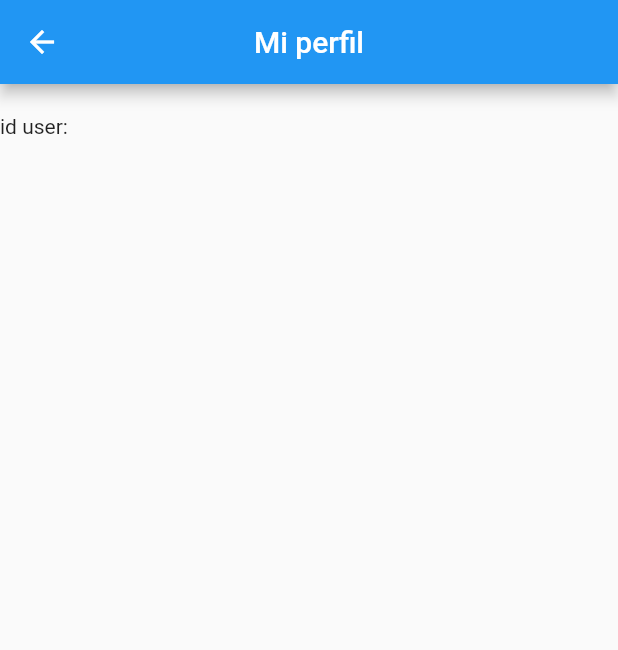
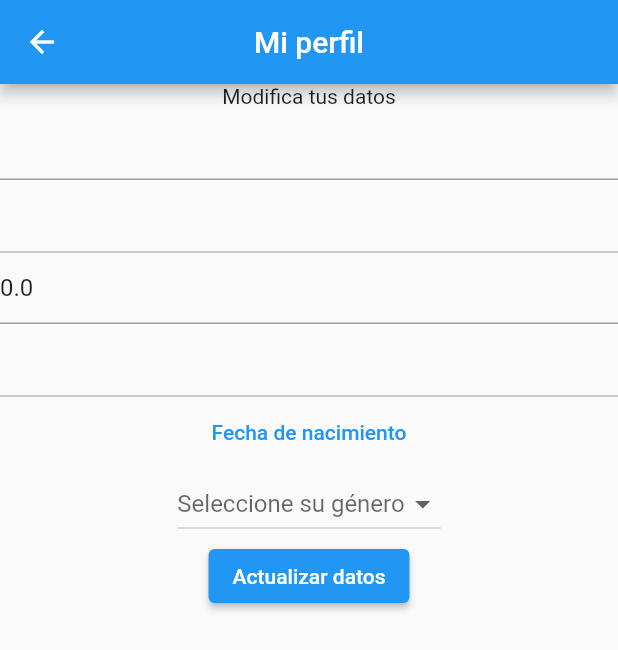
Before and after one commit to GabrielGomez9898/Tesis-2022-10, a Flutter app: the HomePage screen opened directly, after a tap on the "accessibility" icon, on a phone screen of 412 x 824 dp. Shown: the top 650 px of the screen. Run offline on Flutter 3.47's test engine with Material 2 defaults, Android fonts, the phone set to English and light mode, and no system bars; our stand-ins replace bloc, cloud_firestore, equatable, firebase_auth, firebase_core, flutter_bloc and 1 more; accounts and stored records are empty.

Commit message:
Update user info with BloC pattern

```diff
--- a/App/vision_civil/lib/src/blocs/user_bloc/userbloc_state.dart
+++ b/App/vision_civil/lib/src/blocs/user_bloc/userbloc_state.dart
@@ -2,7 +2,22 @@ part of 'user_bloc.dart';
 
 class UserblocState {
   String userID;
+  String userEmail;
+  String userName;
+  double userPhone;
+  String userGender;
+  String userBirthDate;
+  String userRole;
+
   bool loginAchieved;
 
-  UserblocState({required this.userID, required this.loginAchieved});
+  UserblocState(
+      {required this.userID,
+      required this.loginAchieved,
+      required this.userEmail,
+      required this.userName,
+      required this.userPhone,
+      required this.userGender,
+      required this.userBirthDate,
+      required this.userRole});
 }
--- a/App/vision_civil/lib/src/ui/home.dart
+++ b/App/vision_civil/lib/src/ui/home.dart
@@ -51,7 +51,19 @@ class HomeState extends State<HomePage> {
             return Text('id user: ' +
                 state.userID +
                 ' ' +
-                state.loginAchieved.toString());
+                state.loginAchieved.toString() +
+                ' ' +
+                state.userEmail +
+                ' ' +
+                state.userName +
+                ' ' +
+                state.userGender +
+                ' ' +
+                state.userBirthDate +
+                ' ' +
+                state.userPhone.toString() +
+                ' ' +
+                state.userRole);
           },
         ));
   }
--- a/App/vision_civil/lib/src/ui/profile.dart
+++ b/App/vision_civil/lib/src/ui/profile.dart
@@ -1,32 +1,15 @@
-import 'package:cloud_firestore/cloud_firestore.dart';
 import 'package:flutter/material.dart';
-import 'package:firebase_auth/firebase_auth.dart';
 import 'package:flutter_bloc/flutter_bloc.dart';
 import 'package:flutter_datetime_picker/flutter_datetime_picker.dart';
 import 'package:vision_civil/src/blocs/user_bloc/user_bloc.dart';
-import 'package:vision_civil/src/ui/home.dart';
 
 class Profile extends StatefulWidget {
-  //Profile({Key? key, required this.currentUser}) : super(key: key);
-  //final String currentUser;
-
   @override
   ProfileState createState() => ProfileState();
 }
 
 class ProfileState extends State<Profile> {
-  final auth = FirebaseAuth.instance;
-  CollectionReference users = FirebaseFirestore.instance.collection('users');
-  final Stream<QuerySnapshot> queryusers =
-      FirebaseFirestore.instance.collection("users").snapshots();
-
-  String _name = "",
-      _birthDate = "",
-      _gender = "",
-      _listView = "Seleccione su género",
-      _dateView = "Fecha de nacimiento",
-      _iduser = "";
-  double _phone = 0;
+  String _listView = "Seleccione su género", _dateView = "Fecha de nacimiento";
 
   var _genders = ["Masculino", "Femenino"];
 
@@ -34,17 +17,95 @@ class ProfileState extends State<Profile> {
   Widget build(BuildContext context) {
     return Scaffold(
       appBar: AppBar(centerTitle: true, title: Text("Mi perfil")),
-      body: Column(
-        children: [
-          BlocBuilder<UserBloc, UserblocState>(
-            builder: (context, state) {
-              return Container(
-                  height: 700,
-                  padding: const EdgeInsets.symmetric(vertical: 20),
-                  child: Text('id user: ' + state.userID));
-            },
-          ),
-        ],
+      body: BlocBuilder<UserBloc, UserblocState>(
+        builder: (context, state) {
+          String _name = state.userName,
+              _birthDate = state.userBirthDate,
+              _gender = state.userGender;
+          double _phone = state.userPhone;
+          return Scaffold(
+            body: Column(
+              children: [
+                Text("Modifica tus datos"),
+                TextFormField(
+                  initialValue: state.userName,
+                  onChanged: (value) {
+                    _name = value.trim();
+                  },
+                ),
+                TextFormField(
+                  enabled: false,
+                  keyboardType: TextInputType.emailAddress,
+                  decoration: InputDecoration(hintText: state.userEmail),
+                  onChanged: (value) {},
+                ),
+                TextFormField(
+                  initialValue: state.userPhone.toString(),
+                  keyboardType: TextInputType.phone,
+                  onChanged: (value) {
+                    _phone = double.parse(value.trim());
+                  },
+                ),
+                TextFormField(
+                  enabled: false,
+                  decoration: InputDecoration(hintText: state.userRole),
+                  onChanged: (value) {},
+                ),
+                TextButton(
+                    onPressed: () {
+                      DatePicker.showDatePicker(context,
+                          showTitleActions: true,
+                          minTime: DateTime(1930, 3, 5),
+                          maxTime: DateTime(2019, 6, 7),
+                          onChanged: (date) {}, onConfirm: (date) {
+                        _birthDate = date.toString();
+                        showDateAlertDialog(
+                            context, state.userBirthDate, _birthDate);
+                        /*setState(() {
+                          _dateView = date.toString();
+                          _birthDate = _dateView;
+                        });*/
+                      }, currentTime: DateTime.now(), locale: LocaleType.es);
+                    },
+                    child: Text(_dateView)),
+                DropdownButton(
+                  items: _genders.map((String gender) {
+                    return DropdownMenuItem(child: Text(gender), value: gender);
+                  }).toList(),
+                  onChanged: (_value) {
+                    _gender = _value.toString();
+                    showGenderAlertDialog(context, state.userGender, _gender);
+                    /* setState(() {
+                      _gender = _value.toString();
+                      _listView = _gender;
+                    });*/
+                  },
+                  hint: Text(_listView),
+                ),
+                ElevatedButton(
+                    child: Text('Actualizar datos'),
+                    onPressed: () {
+                      print("quiere actualizar datos");
+                      print(_name);
+                      print(_phone);
+                      print(_birthDate);
+                      print(_gender);
+                      /*
+
+                BlocProvider.of<UserBloc>(context).add(RegisterEvent(
+                    _email, _name, _birthDate, _gender, _password, _phone));
+
+                Navigator.of(context).push(MaterialPageRoute(
+                  builder: (_) => BlocProvider.value(
+                      value: BlocProvider.of<UserBloc>(context),
+                      child: HomePage()),
+                ));
+                */
+                    }),
+              ],
+            ),
+          );
+        },
       ),
     );
   }
```
Also changed, not shown: App/vision_civil/lib/src/blocs/user_bloc/user_bloc.dart (+58 -11 lines), App/vision_civil/lib/src/repository/userRepository/userRepository.dart (+19 -12 lines).
